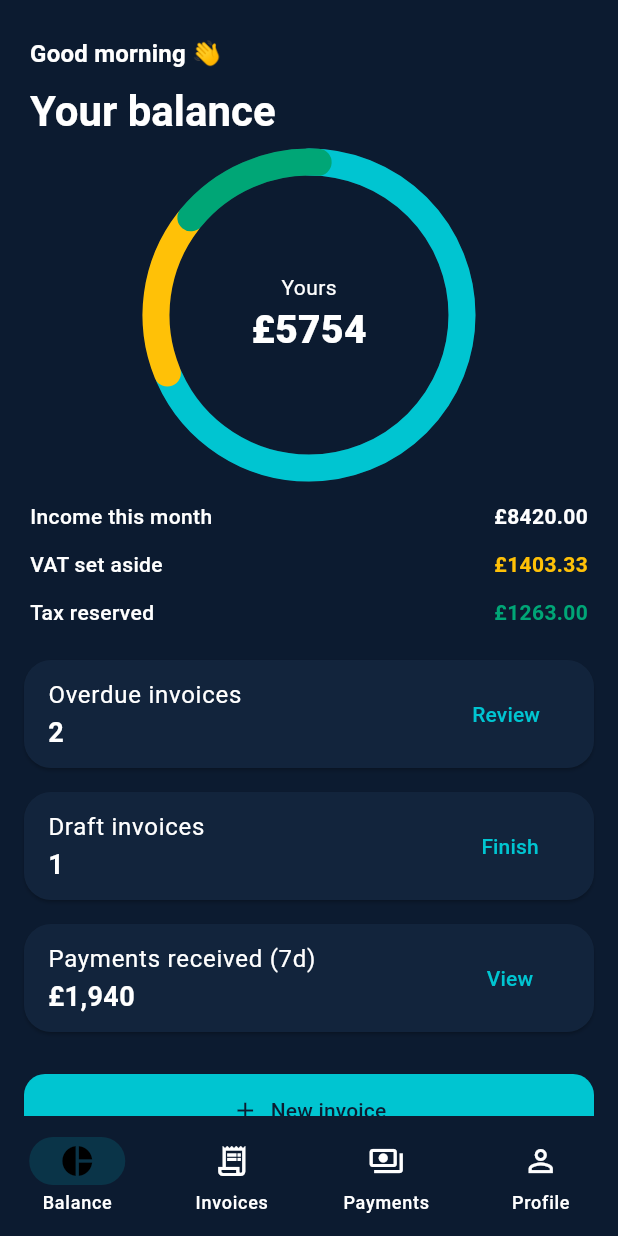
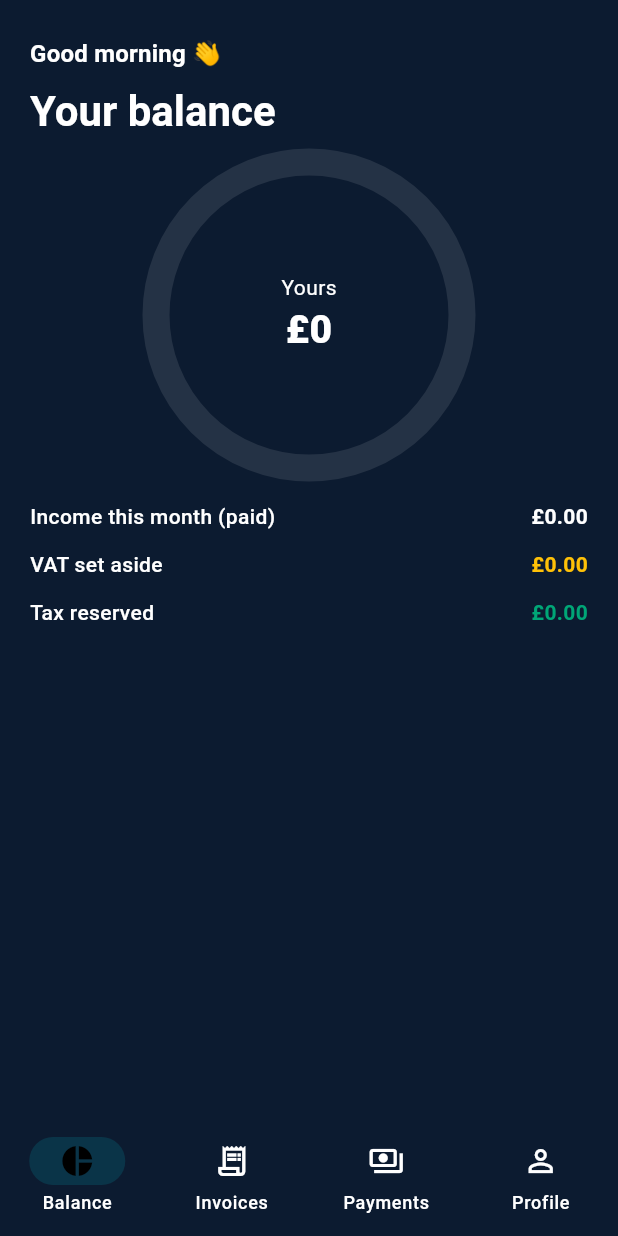
Before and after one commit to Ogoldwait91/Foreman, a Flutter app: the screen it shows after launch, on a phone screen of 412 x 824 dp. Run offline on Flutter 3.47's test engine with Material 3 defaults, Android fonts, the phone set to English and light mode, and no system bars; our stand-ins replace open_filex, pdf, printing.

```diff
--- a/apps/mobile/lib/src/data/app_store.dart
+++ b/apps/mobile/lib/src/data/app_store.dart
@@ -2,6 +2,7 @@ import "package:flutter/foundation.dart";
 import "../models/client.dart";
 import "../models/invoice.dart";
 import "../models/invoice_item.dart";
+import "../models/settings.dart";
 import "../utils/utils.dart";
 
 class AppStore extends ChangeNotifier {
@@ -11,6 +12,7 @@ class AppStore extends ChangeNotifier {
 
   final List<Client> clients = [];
   final List<Invoice> invoices = [];
+  Settings settings = const Settings();
 
   void seedIfEmpty() {
     if (clients.isEmpty) {
@@ -26,7 +28,7 @@ class AppStore extends ChangeNotifier {
           InvoiceItem(description: "Call-out & diagnostics", quantity: 1, unitPrice: 85.00, vatApplicable: true),
           InvoiceItem(description: "Pipe & fittings", quantity: 1, unitPrice: 42.50, vatApplicable: true),
         ],
-        vatRate: 0.20,
+        vatRate: settings.vatRate,
       );
       invoices.add(demo);
     }
@@ -56,7 +58,7 @@ class AppStore extends ChangeNotifier {
         InvoiceItem(description: itemDesc, quantity: qty, unitPrice: unitPrice, vatApplicable: vatApplicable),
       ],
       status: InvoiceStatus.draft,
-      vatRate: 0.20,
+      vatRate: settings.vatRate,
     );
 
     invoices.add(inv);
@@ -70,4 +72,63 @@ class AppStore extends ChangeNotifier {
       notifyListeners();
     }
   }
+
+  void markInvoiceSent(String invoiceId) {
+    final i = invoices.indexWhere((x) => x.id == invoiceId);
+    if (i >= 0) {
+      invoices[i] = invoices[i].copyWithStatus(InvoiceStatus.sent);
+      notifyListeners();
+    }
+  }
+
+  void markInvoicePaid(String invoiceId) {
+    final i = invoices.indexWhere((x) => x.id == invoiceId);
+    if (i >= 0) {
+      invoices[i] = invoices[i].copyWithStatus(InvoiceStatus.paid);
+      notifyListeners();
+    }
+  }
+
+  // —— Balance engine (MVP) ——
+  double get monthlyGrossPaid {
+    final now = DateTime.now();
+    bool isThisMonth(DateTime d) => d.year == now.year && d.month == now.month;
+    double sum = 0.0;
+    for (final inv in invoices) {
+      if (inv.status == InvoiceStatus.paid && isThisMonth(inv.issueDate)) {
+        sum += inv.total;
+      }
+    }
+    return sum;
+  }
+
+  double get monthlyVatOwed {
+    final now = DateTime.now();
+    bool isThisMonth(DateTime d) => d.year == now.year && d.month == now.month;
+    double sum = 0.0;
+    for (final inv in invoices) {
+      if (inv.status == InvoiceStatus.paid && isThisMonth(inv.issueDate)) {
+        sum += inv.vat;
+      }
+    }
+    return sum;
+  }
+
+  double get monthlyTaxReserve => monthlyGrossPaid * settings.taxReserveRate;
+  double get monthlyYours => monthlyGrossPaid - monthlyVatOwed - monthlyTaxReserve;
+
+  void updateSettings({double? vatRate, double? taxReserveRate}) {
+    settings = settings.copyWith(
+      vatRate: vatRate,
+      taxReserveRate: taxReserveRate,
+    );
+    // Apply new VAT to draft/sent invoices so future totals reflect the setting.
+    for (var i = 0; i < invoices.length; i++) {
+      final inv = invoices[i];
+      if (inv.status == InvoiceStatus.draft || inv.status == InvoiceStatus.sent) {
+        invoices[i] = inv.copyWith(vatRate: settings.vatRate);
+      }
+    }
+    notifyListeners();
+  }
 }
--- a/apps/mobile/lib/src/models/invoice.dart
+++ b/apps/mobile/lib/src/models/invoice.dart
@@ -8,12 +8,10 @@ class Invoice {
   final DateTime issueDate;
   final DateTime? dueDate;
   final List<InvoiceItem> items;
-  final double vatRate; // e.g., 0.2 for 20%
+  final double vatRate;
   final InvoiceStatus status;
-
-  // New (for records)
-  final String? jobId;    // optional job association
-  final String? pdfPath;  // saved PDF path
+  final String? jobId;
+  final String? pdfPath;
 
   Invoice({
     required this.id,
@@ -28,21 +26,31 @@ class Invoice {
   });
 
   double get subtotal => items.fold(0.0, (a, i) => a + i.lineTotal);
-  double get vat => items
-      .where((i) => i.vatApplicable)
-      .fold(0.0, (a, i) => a + (i.lineTotal * vatRate));
+  double get vat => items.where((i) => i.vatApplicable).fold(0.0, (a, i) => a + (i.lineTotal * vatRate));
   double get total => subtotal + vat;
 
-  // copyWith for updating pdfPath later
-  Invoice copyWith({String? pdfPath}) => Invoice(
+  // now supports both pdfPath and vatRate updates
+  Invoice copyWith({String? pdfPath, double? vatRate}) => Invoice(
+    id: id,
+    clientId: clientId,
+    issueDate: issueDate,
+    dueDate: dueDate,
+    items: items,
+    vatRate: vatRate ?? this.vatRate,
+    status: status,
+    jobId: jobId,
+    pdfPath: pdfPath ?? this.pdfPath,
+  );
+
+  Invoice copyWithStatus(InvoiceStatus s) => Invoice(
     id: id,
     clientId: clientId,
     issueDate: issueDate,
     dueDate: dueDate,
     items: items,
     vatRate: vatRate,
-    status: status,
+    status: s,
     jobId: jobId,
-    pdfPath: pdfPath ?? this.pdfPath,
+    pdfPath: pdfPath,
   );
 }
--- /dev/null
+++ b/apps/mobile/lib/src/models/settings.dart
@@ -0,0 +1,8 @@
+class Settings {
+  final double vatRate;        // e.g. 0.20 = 20%
+  final double taxReserveRate; // e.g. 0.25 = 25%
+  const Settings({this.vatRate = 0.20, this.taxReserveRate = 0.25});
+
+  Settings copyWith({double? vatRate, double? taxReserveRate}) =>
+      Settings(vatRate: vatRate ?? this.vatRate, taxReserveRate: taxReserveRate ?? this.taxReserveRate);
+}
--- a/apps/mobile/lib/src/screens/home_screen.dart
+++ b/apps/mobile/lib/src/screens/home_screen.dart
@@ -1,17 +1,18 @@
 import "package:flutter/material.dart";
 import "../theme.dart";
 import "../widgets/balance_ring.dart";
+import "../data/app_store.dart";
 
 class HomeScreen extends StatelessWidget {
   const HomeScreen({super.key});
 
   @override
   Widget build(BuildContext context) {
-    // Demo numbers (we wire to state later)
-    const gross = 8420.00;
-    const vatOwed = 1403.33;
-    const taxOwed = 1263.00;
-    const yours = gross - vatOwed - taxOwed;
+    final store = AppStore();
+    final gross = store.monthlyGrossPaid;
+    final vatOwed = store.monthlyVatOwed;
+    final taxOwed = store.monthlyTaxReserve;
+    final yours = store.monthlyYours;
 
     return ListView(
       padding: const EdgeInsets.symmetric(vertical: 16),
@@ -26,31 +27,13 @@ class HomeScreen extends StatelessWidget {
         ),
         const SizedBox(height: 8),
         Center(
-          child: BalanceRing(
-            size: 220,
-            yours: yours,
-            vat: vatOwed,
-            tax: taxOwed,
-          ),
+          child: BalanceRing(size: 220, yours: yours, vat: vatOwed, tax: taxOwed),
         ),
         const SizedBox(height: 8),
-        _kvRow("Income this month", "£${gross.toStringAsFixed(2)}"),
+        _kvRow("Income this month (paid)", "£${gross.toStringAsFixed(2)}"),
         _kvRow("VAT set aside", "£${vatOwed.toStringAsFixed(2)}", color: ForemanColors.amber),
         _kvRow("Tax reserved", "£${taxOwed.toStringAsFixed(2)}", color: ForemanColors.green),
-        const SizedBox(height: 8),
-        _tile(context, title: "Overdue invoices", value: "2", action: "Review", onTap: (){}),
-        _tile(context, title: "Draft invoices", value: "1", action: "Finish", onTap: (){}),
-        _tile(context, title: "Payments received (7d)", value: "£1,940", action: "View", onTap: (){}),
         const SizedBox(height: 20),
-        Padding(
-          padding: const EdgeInsets.symmetric(horizontal: 16),
-          child: ElevatedButton.icon(
-            onPressed: (){},
-            icon: const Icon(Icons.add),
-            label: const Text("New invoice"),
-          ),
-        ),
-        const SizedBox(height: 24),
       ],
     );
   }
@@ -67,14 +50,4 @@ class HomeScreen extends StatelessWidget {
       ),
     );
   }
-
-  Widget _tile(BuildContext context, {required String title, required String value, required String action, required VoidCallback onTap}) {
-    return Card(
-      child: ListTile(
-        title: Text(title),
-        subtitle: Text(value, style: const TextStyle(fontWeight: FontWeight.w700, fontSize: 18)),
-        trailing: TextButton(onPressed: onTap, child: Text(action)),
-      ),
-    );
-  }
 }
```
Also changed, not shown: apps/mobile/lib/src/screens/invoice_preview_screen.dart (+19 -34 lines), apps/mobile/lib/src/screens/profile_screen.dart (+12 -2 lines), apps/mobile/lib/src/screens/settings_screen.dart (added, +97 -0 lines).
